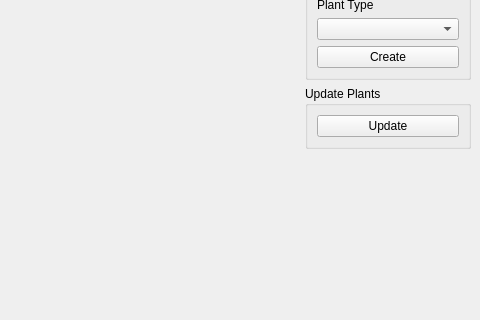
This is ui/MainWindow.ui in neeravnagda/PlantSim as Qt 5 draws it before an edit; both pictures show x 320 to 800 and y 108 to 428 of the 800 by 600 pixel window. The edited form follows.
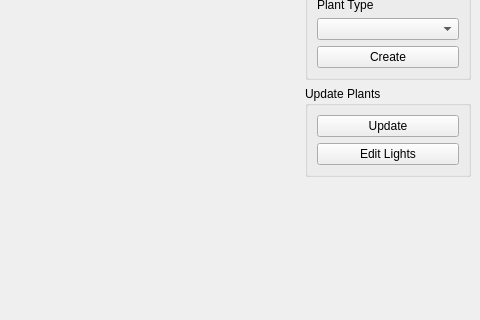
This is the edited form.

Commit message: added lights manager dialog

The edit to the form file:
```diff
--- a/ui/MainWindow.ui
+++ b/ui/MainWindow.ui
@@ -41,6 +41,13 @@
          </property>
         </widget>
        </item>
+       <item row="1" column="0">
+        <widget class="QPushButton" name="m_lightsButton">
+         <property name="text">
+          <string>Edit Lights</string>
+         </property>
+        </widget>
+       </item>
       </layout>
      </widget>
     </item>
```
The commit also changes 9 other files.
